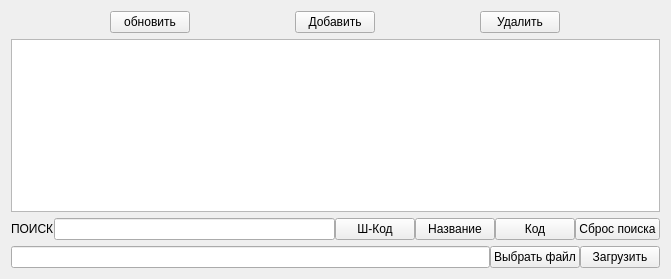
First picture: the form in good_input.ui, repository shmuft/goods, before the edit.
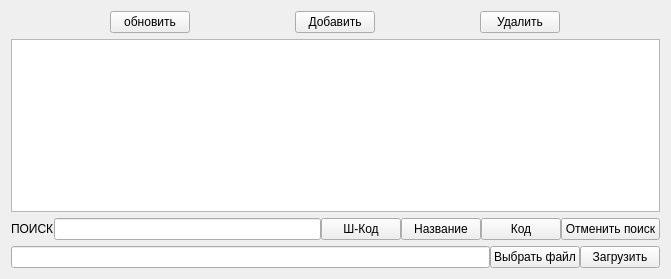
Second picture: the form after the edit.

Commit message: Исправлено расположение кнопок

```diff
--- a/good_input.ui
+++ b/good_input.ui
@@ -95,7 +95,7 @@
           </sizepolicy>
          </property>
          <property name="text">
-          <string>Сброс поиска</string>
+          <string>Отменить поиск</string>
          </property>
         </widget>
        </item>
```
